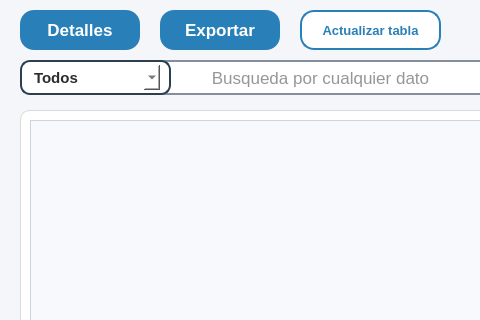
Qt form resources/ui/Egresados.ui (Proyecto-Uptjaa/Proyecto_SIRA) before a commit; both pictures show x 0 to 480 and y 0 to 320 of the 1111 by 621 pixel window.
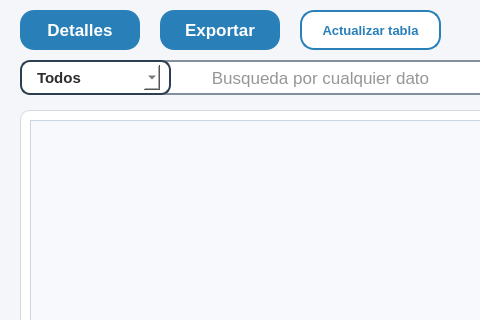
The same form after that commit. Icons and pictures are not drawn.

Commit message:
Mejores stylesheets en calend y combobox
- Se mejoro el diseño visual de calendarios desplegables y de listado
  desplegable de combobox.
- Nuevos iconos agregados

What changed in the file:
```diff
--- a/resources/ui/Egresados.ui
+++ b/resources/ui/Egresados.ui
@@ -480,8 +480,50 @@
      <cursorShape>PointingHandCursor</cursorShape>
     </property>
     <property name="styleSheet">
-     <string notr="true">background-color: white;
-border: transparent;</string>
+     <string notr="true">QComboBox {
+			combobox-popup: 0;
+            border-radius: 10px;
+            padding: 2px 8px;
+            background-color: white;
+            color: #2d2d2d;
+   
+        }
+        QComboBox:hover {
+            border-color: #0D47A1;
+        }
+        
+        QComboBox QAbstractItemView {
+            background-color: white;
+            border: 1.5px solid #2980b9;
+            border-radius: 8px;
+            color: #2d2d2d;
+            outline: none;
+            padding: 4px 0px;
+        }
+        QComboBox QAbstractItemView::item {
+            min-height: 20px;
+            padding: 3px 5px;
+        }
+        QComboBox QAbstractItemView::item:selected {
+            background-color: #2980b9;
+            color: white;
+        }
+        QComboBox QAbstractItemView QScrollBar:vertical {
+            border: none;
+            background: #f0f7ff;
+            width: 7px;
+            border-radius: 3px;
+            margin: 4px 2px;
+        }
+        QComboBox QAbstractItemView QScrollBar::handle:vertical {
+            background: #2980b9;
+            border-radius: 3px;
+            min-height: 20px;
+        }
+        QComboBox QAbstractItemView QScrollBar::add-line:vertical,
+        QComboBox QAbstractItemView QScrollBar::sub-line:vertical {
+            height: 0px;
+        }</string>
     </property>
     <property name="iconSize">
      <size>
```
The commit also changes 32 other files.
